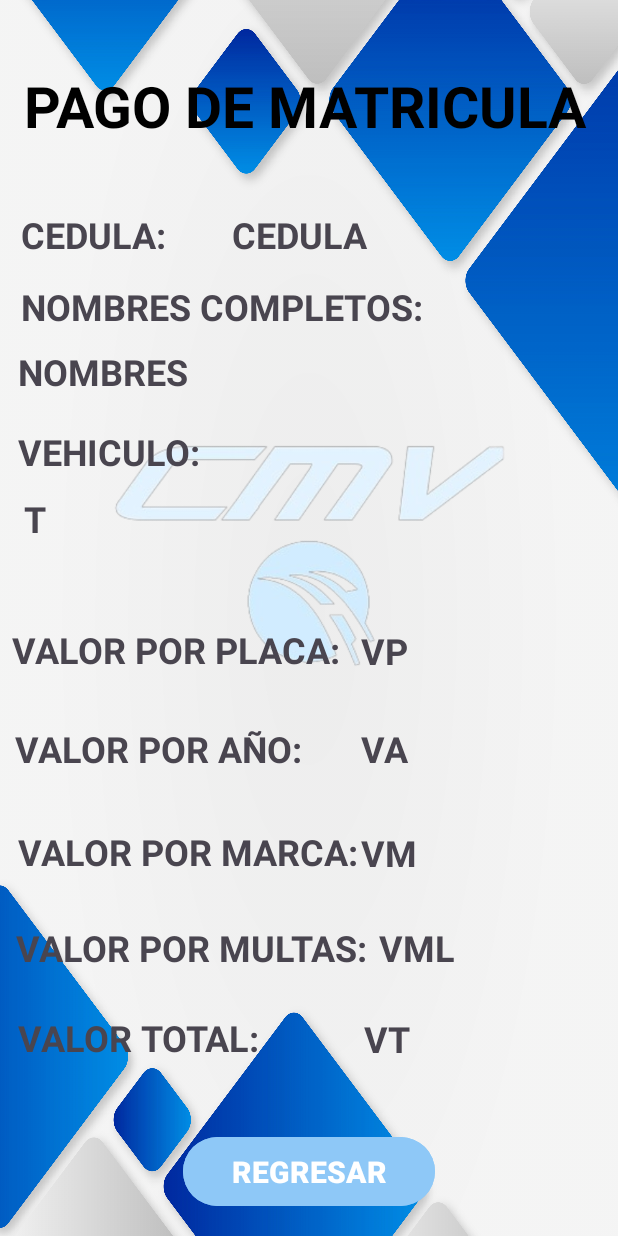
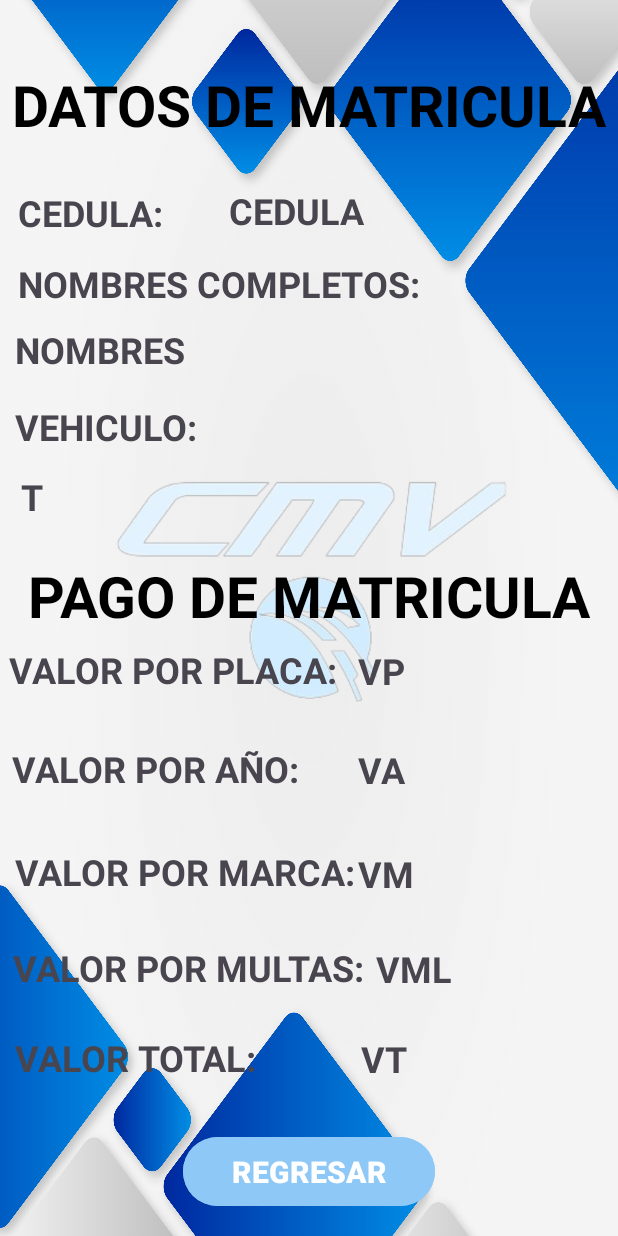
Before and after one commit to BryanEnriquez1/ExamenParcial1, an Android app: the layout activity_datos_matricula.xml on its own in the app's theme, with its tools: preview values and no code run, on a phone screen of 412 x 824 dp. Run offline under Robolectric (Android 15) with nearby library versions, the phone set to English and light mode, and no system bars.

Commit message:
EDICION DEL ESTILO

```diff
--- a/app/src/main/res/layout/activity_datos_matricula.xml
+++ b/app/src/main/res/layout/activity_datos_matricula.xml
@@ -11,9 +11,9 @@
         android:id="@+id/imageView"
         android:layout_width="408dp"
         android:layout_height="359dp"
-        android:layout_marginTop="204dp"
+        android:layout_marginTop="228dp"
         app:layout_constraintEnd_toEndOf="parent"
-        app:layout_constraintHorizontal_bias="0.333"
+        app:layout_constraintHorizontal_bias="0.666"
         app:layout_constraintStart_toStartOf="parent"
         app:layout_constraintTop_toTopOf="parent"
         app:srcCompat="@drawable/logo_cmv_removebg_preview" />
@@ -41,18 +41,162 @@
         android:textStyle="bold"
         app:layout_constraintBottom_toBottomOf="parent"
         app:layout_constraintEnd_toEndOf="parent"
-        app:layout_constraintHorizontal_bias="0.983"
+        app:layout_constraintHorizontal_bias="0.975"
         app:layout_constraintStart_toStartOf="parent"
         app:layout_constraintTop_toTopOf="parent"
-        app:layout_constraintVertical_bias="0.86"
+        app:layout_constraintVertical_bias="0.877"
         tools:text="VT" />
 
     <TextView
+        android:id="@+id/tvValorPlaca"
+        android:layout_width="165dp"
+        android:layout_height="38dp"
+        android:backgroundTint="@color/black"
+        android:textAlignment="viewStart"
+        android:textSize="24sp"
+        android:textStyle="bold"
+        app:layout_constraintBottom_toBottomOf="parent"
+        app:layout_constraintEnd_toEndOf="parent"
+        app:layout_constraintHorizontal_bias="0.967"
+        app:layout_constraintStart_toStartOf="parent"
+        app:layout_constraintTop_toTopOf="parent"
+        app:layout_constraintVertical_bias="0.548"
+        tools:text="VP" />
+
+    <TextView
+        android:id="@+id/textView14"
+        android:layout_width="228dp"
+        android:layout_height="35dp"
+        android:backgroundTint="@color/black"
+        android:text="VALOR POR PLACA:"
+        android:textAlignment="viewStart"
+        android:textSize="24sp"
+        android:textStyle="bold"
+        app:layout_constraintBottom_toBottomOf="parent"
+        app:layout_constraintEnd_toEndOf="parent"
+        app:layout_constraintHorizontal_bias="0.032"
+        app:layout_constraintStart_toStartOf="parent"
+        app:layout_constraintTop_toTopOf="parent"
+        app:layout_constraintVertical_bias="0.545" />
+
+    <TextView
+        android:id="@+id/textView18"
+        android:layout_width="228dp"
+        android:layout_height="35dp"
+        android:backgroundTint="@color/black"
+        android:text="VALOR POR AÑO:"
+        android:textAlignment="viewStart"
+        android:textSize="24sp"
+        android:textStyle="bold"
+        app:layout_constraintBottom_toBottomOf="parent"
+        app:layout_constraintEnd_toEndOf="parent"
+        app:layout_constraintHorizontal_bias="0.043"
+        app:layout_constraintStart_toStartOf="parent"
+        app:layout_constraintTop_toTopOf="parent"
+        app:layout_constraintVertical_bias="0.629" />
+
+    <TextView
+        android:id="@+id/textView19"
+        android:layout_width="228dp"
+        android:layout_height="35dp"
+        android:backgroundTint="@color/black"
+        android:text="VALOR TOTAL:"
+        android:textAlignment="viewStart"
+        android:textSize="24sp"
+        android:textStyle="bold"
+        app:layout_constraintBottom_toBottomOf="parent"
+        app:layout_constraintEnd_toEndOf="parent"
+        app:layout_constraintHorizontal_bias="0.054"
+        app:layout_constraintStart_toStartOf="parent"
+        app:layout_constraintTop_toTopOf="parent"
+        app:layout_constraintVertical_bias="0.873" />
+
+    <TextView
+        android:id="@+id/tvValorMultas"
+        android:layout_width="153dp"
+        android:layout_height="40dp"
+        android:backgroundTint="@color/black"
+        android:textAlignment="viewStart"
+        android:textSize="24sp"
+        android:textStyle="bold"
+        app:layout_constraintBottom_toBottomOf="parent"
+        app:layout_constraintEnd_toEndOf="parent"
+        app:layout_constraintHorizontal_bias="0.968"
+        app:layout_constraintStart_toStartOf="parent"
+        app:layout_constraintTop_toTopOf="parent"
+        app:layout_constraintVertical_bias="0.803"
+        tools:text="VML" />
+
+    <TextView
+        android:id="@+id/textView17"
+        android:layout_width="228dp"
+        android:layout_height="35dp"
+        android:backgroundTint="@color/black"
+        android:text="VALOR POR MARCA:"
+        android:textAlignment="viewStart"
+        android:textSize="24sp"
+        android:textStyle="bold"
+        app:layout_constraintBottom_toBottomOf="parent"
+        app:layout_constraintEnd_toEndOf="parent"
+        app:layout_constraintHorizontal_bias="0.054"
+        app:layout_constraintStart_toStartOf="parent"
+        app:layout_constraintTop_toTopOf="parent"
+        app:layout_constraintVertical_bias="0.716" />
+
+    <TextView
+        android:id="@+id/tvValorAnio"
+        android:layout_width="165dp"
+        android:layout_height="38dp"
+        android:backgroundTint="@color/black"
+        android:textAlignment="viewStart"
+        android:textSize="24sp"
+        android:textStyle="bold"
+        app:layout_constraintBottom_toBottomOf="parent"
+        app:layout_constraintEnd_toEndOf="parent"
+        app:layout_constraintHorizontal_bias="0.967"
+        app:layout_constraintStart_toStartOf="parent"
+        app:layout_constraintTop_toTopOf="parent"
+        app:layout_constraintVertical_bias="0.632"
+        tools:text="VA" />
+
+    <TextView
+        android:id="@+id/tvValorMarca"
+        android:layout_width="165dp"
+        android:layout_height="38dp"
+        android:backgroundTint="@color/black"
+        android:textAlignment="viewStart"
+        android:textSize="24sp"
+        android:textStyle="bold"
+        app:layout_constraintBottom_toBottomOf="parent"
+        app:layout_constraintEnd_toEndOf="parent"
+        app:layout_constraintHorizontal_bias="0.967"
+        app:layout_constraintStart_toStartOf="parent"
+        app:layout_constraintTop_toTopOf="parent"
+        app:layout_constraintVertical_bias="0.72"
+        tools:text="VM" />
+
+    <TextView
+        android:id="@+id/textView16"
+        android:layout_width="236dp"
+        android:layout_height="37dp"
+        android:backgroundTint="@color/black"
+        android:text="VALOR POR MULTAS:"
+        android:textAlignment="viewStart"
+        android:textSize="24sp"
+        android:textStyle="bold"
+        app:layout_constraintBottom_toBottomOf="parent"
+        app:layout_constraintEnd_toEndOf="parent"
+        app:layout_constraintHorizontal_bias="0.051"
+        app:layout_constraintStart_toStartOf="parent"
+        app:layout_constraintTop_toTopOf="parent"
+        app:layout_constraintVertical_bias="0.799" />
+
+    <TextView
         android:id="@+id/textView12"
-        android:layout_width="383dp"
-        android:layout_height="53dp"
+        android:layout_width="407dp"
+        android:layout_height="60dp"
         android:backgroundTint="@color/black"
-        android:text="PAGO DE MATRICULA"
+        android:text="DATOS DE MATRICULA"
         android:textAlignment="center"
         android:textColor="@color/black"
         android:textSize="38sp"
@@ -65,20 +209,52 @@
         app:layout_constraintVertical_bias="0.058" />
 
     <TextView
-        android:id="@+id/tvCedula"
-        android:layout_width="241dp"
-        android:layout_height="33dp"
+        android:id="@+id/textView21"
+        android:layout_width="383dp"
+        android:layout_height="53dp"
+        android:backgroundTint="@color/black"
+        android:text="PAGO DE MATRICULA"
+        android:textAlignment="center"
+        android:textColor="@color/black"
+        android:textSize="38sp"
+        android:textStyle="bold"
+        app:layout_constraintBottom_toBottomOf="parent"
+        app:layout_constraintEnd_toEndOf="parent"
+        app:layout_constraintStart_toStartOf="parent"
+        app:layout_constraintTop_toTopOf="parent"
+        app:layout_constraintVertical_bias="0.482" />
+
+    <TextView
+        android:id="@+id/tvTipo"
+        android:layout_width="377dp"
+        android:layout_height="35dp"
         android:backgroundTint="@color/black"
         android:textAlignment="viewStart"
         android:textSize="24sp"
         android:textStyle="bold"
         app:layout_constraintBottom_toBottomOf="parent"
         app:layout_constraintEnd_toEndOf="parent"
-        app:layout_constraintHorizontal_bias="0.905"
+        app:layout_constraintHorizontal_bias="0.411"
         app:layout_constraintStart_toStartOf="parent"
         app:layout_constraintTop_toTopOf="parent"
-        app:layout_constraintVertical_bias="0.177"
-        tools:text="CEDULA" />
+        app:layout_constraintVertical_bias="0.399"
+        tools:text="T" />
+
+    <TextView
+        android:id="@+id/tvNombres"
+        android:layout_width="381dp"
+        android:layout_height="40dp"
+        android:backgroundTint="@color/black"
+        android:textAlignment="viewStart"
+        android:textSize="24sp"
+        android:textStyle="bold"
+        app:layout_constraintBottom_toBottomOf="parent"
+        app:layout_constraintEnd_toEndOf="parent"
+        app:layout_constraintHorizontal_bias="0.333"
+        app:layout_constraintStart_toStartOf="parent"
+        app:layout_constraintTop_toTopOf="parent"
+        app:layout_constraintVertical_bias="0.276"
+        tools:text="NOMBRES" />
 
     <TextView
         android:id="@+id/textView20"
@@ -91,10 +267,26 @@
         android:textStyle="bold"
         app:layout_constraintBottom_toBottomOf="parent"
         app:layout_constraintEnd_toEndOf="parent"
-        app:layout_constraintHorizontal_bias="0.05"
+        app:layout_constraintHorizontal_bias="0.042"
         app:layout_constraintStart_toStartOf="parent"
         app:layout_constraintTop_toTopOf="parent"
-        app:layout_constraintVertical_bias="0.177" />
+        app:layout_constraintVertical_bias="0.158" />
+
+    <TextView
+        android:id="@+id/textView13"
+        android:layout_width="288dp"
+        android:layout_height="38dp"
+        android:backgroundTint="@color/black"
+        android:text="NOMBRES COMPLETOS:"
+        android:textAlignment="viewStart"
+        android:textSize="24sp"
+        android:textStyle="bold"
+        app:layout_constraintBottom_toBottomOf="parent"
+        app:layout_constraintEnd_toEndOf="parent"
+        app:layout_constraintHorizontal_bias="0.097"
+        app:layout_constraintStart_toStartOf="parent"
+        app:layout_constraintTop_toTopOf="parent"
+        app:layout_constraintVertical_bias="0.22" />
 
     <TextView
         android:id="@+id/textView15"
@@ -107,201 +299,25 @@
         android:textStyle="bold"
         app:layout_constraintBottom_toBottomOf="parent"
         app:layout_constraintEnd_toEndOf="parent"
-        app:layout_constraintHorizontal_bias="0.046"
+        app:layout_constraintHorizontal_bias="0.039"
         app:layout_constraintStart_toStartOf="parent"
         app:layout_constraintTop_toTopOf="parent"
-        app:layout_constraintVertical_bias="0.363" />
+        app:layout_constraintVertical_bias="0.342" />
 
     <TextView
-        android:id="@+id/textView13"
-        android:layout_width="288dp"
-        android:layout_height="38dp"
-        android:backgroundTint="@color/black"
-        android:text="NOMBRES COMPLETOS:"
-        android:textAlignment="viewStart"
-        android:textSize="24sp"
-        android:textStyle="bold"
-        app:layout_constraintBottom_toBottomOf="parent"
-        app:layout_constraintEnd_toEndOf="parent"
-        app:layout_constraintHorizontal_bias="0.113"
-        app:layout_constraintStart_toStartOf="parent"
-        app:layout_constraintTop_toTopOf="parent"
-        app:layout_constraintVertical_bias="0.239" />
-
-    <TextView
-        android:id="@+id/tvTipo"
-        android:layout_width="377dp"
-        android:layout_height="35dp"
+        android:id="@+id/tvCedula"
+        android:layout_width="241dp"
+        android:layout_height="33dp"
         android:backgroundTint="@color/black"
         android:textAlignment="viewStart"
         android:textSize="24sp"
         android:textStyle="bold"
         app:layout_constraintBottom_toBottomOf="parent"
         app:layout_constraintEnd_toEndOf="parent"
-        app:layout_constraintHorizontal_bias="0.47"
+        app:layout_constraintHorizontal_bias="0.894"
         app:layout_constraintStart_toStartOf="parent"
         app:layout_constraintTop_toTopOf="parent"
-        app:layout_constraintVertical_bias="0.418"
-        tools:text="T" />
-
-    <TextView
-        android:id="@+id/tvNombres"
-        android:layout_width="381dp"
-        android:layout_height="40dp"
-        android:backgroundTint="@color/black"
-        android:textAlignment="viewStart"
-        android:textSize="24sp"
-        android:textStyle="bold"
-        app:layout_constraintBottom_toBottomOf="parent"
-        app:layout_constraintEnd_toEndOf="parent"
-        app:layout_constraintHorizontal_bias="0.4"
-        app:layout_constraintStart_toStartOf="parent"
-        app:layout_constraintTop_toTopOf="parent"
-        app:layout_constraintVertical_bias="0.295"
-        tools:text="NOMBRES" />
-
-    <TextView
-        android:id="@+id/tvValorPlaca"
-        android:layout_width="165dp"
-        android:layout_height="38dp"
-        android:textAlignment="viewStart"
-        android:textSize="24sp"
-        android:textStyle="bold"
-        app:layout_constraintBottom_toBottomOf="parent"
-        app:layout_constraintEnd_toEndOf="parent"
-        app:layout_constraintHorizontal_bias="0.975"
-        app:layout_constraintStart_toStartOf="parent"
-        app:layout_constraintTop_toTopOf="parent"
-        app:layout_constraintVertical_bias="0.531"
-        tools:text="VP"
-        android:backgroundTint="@color/black" />
-
-    <TextView
-        android:id="@+id/textView14"
-        android:layout_width="228dp"
-        android:layout_height="35dp"
-        android:backgroundTint="@color/black"
-        android:text="VALOR POR PLACA:"
-        android:textAlignment="viewStart"
-        android:textSize="24sp"
-        android:textStyle="bold"
-        app:layout_constraintBottom_toBottomOf="parent"
-        app:layout_constraintEnd_toEndOf="parent"
-        app:layout_constraintHorizontal_bias="0.043"
-        app:layout_constraintStart_toStartOf="parent"
-        app:layout_constraintTop_toTopOf="parent"
-        app:layout_constraintVertical_bias="0.528" />
-
-    <TextView
-        android:id="@+id/tvValorAnio"
-        android:layout_width="165dp"
-        android:layout_height="38dp"
-        android:backgroundTint="@color/black"
-        android:textAlignment="viewStart"
-        android:textSize="24sp"
-        android:textStyle="bold"
-        app:layout_constraintBottom_toBottomOf="parent"
-        app:layout_constraintEnd_toEndOf="parent"
-        app:layout_constraintHorizontal_bias="0.975"
-        app:layout_constraintStart_toStartOf="parent"
-        app:layout_constraintTop_toTopOf="parent"
-        app:layout_constraintVertical_bias="0.614"
-        tools:text="VA" />
-
-    <TextView
-        android:id="@+id/textView16"
-        android:layout_width="236dp"
-        android:layout_height="37dp"
-        android:backgroundTint="@color/black"
-        android:text="VALOR POR MULTAS:"
-        android:textAlignment="viewStart"
-        android:textSize="24sp"
-        android:textStyle="bold"
-        app:layout_constraintBottom_toBottomOf="parent"
-        app:layout_constraintEnd_toEndOf="parent"
-        app:layout_constraintHorizontal_bias="0.062"
-        app:layout_constraintStart_toStartOf="parent"
-        app:layout_constraintTop_toTopOf="parent"
-        app:layout_constraintVertical_bias="0.782" />
-
-    <TextView
-        android:id="@+id/textView17"
-        android:layout_width="228dp"
-        android:layout_height="35dp"
-        android:backgroundTint="@color/black"
-        android:text="VALOR POR MARCA:"
-        android:textAlignment="viewStart"
-        android:textSize="24sp"
-        android:textStyle="bold"
-        app:layout_constraintBottom_toBottomOf="parent"
-        app:layout_constraintEnd_toEndOf="parent"
-        app:layout_constraintHorizontal_bias="0.065"
-        app:layout_constraintStart_toStartOf="parent"
-        app:layout_constraintTop_toTopOf="parent"
-        app:layout_constraintVertical_bias="0.699" />
-
-    <TextView
-        android:id="@+id/textView18"
-        android:layout_width="228dp"
-        android:layout_height="35dp"
-        android:backgroundTint="@color/black"
-        android:text="VALOR POR AÑO:"
-        android:textAlignment="viewStart"
-        android:textSize="24sp"
-        android:textStyle="bold"
-        app:layout_constraintBottom_toBottomOf="parent"
-        app:layout_constraintEnd_toEndOf="parent"
-        app:layout_constraintHorizontal_bias="0.054"
-        app:layout_constraintStart_toStartOf="parent"
-        app:layout_constraintTop_toTopOf="parent"
-        app:layout_constraintVertical_bias="0.612" />
-
-    <TextView
-        android:id="@+id/tvValorMultas"
-        android:layout_width="153dp"
-        android:layout_height="40dp"
-        android:backgroundTint="@color/black"
-        android:textAlignment="viewStart"
-        android:textSize="24sp"
-        android:textStyle="bold"
-        app:layout_constraintBottom_toBottomOf="parent"
-        app:layout_constraintEnd_toEndOf="parent"
-        app:layout_constraintHorizontal_bias="0.976"
-        app:layout_constraintStart_toStartOf="parent"
-        app:layout_constraintTop_toTopOf="parent"
-        app:layout_constraintVertical_bias="0.785"
-        tools:text="VML" />
-
-    <TextView
-        android:id="@+id/textView19"
-        android:layout_width="228dp"
-        android:layout_height="35dp"
-        android:backgroundTint="@color/black"
-        android:text="VALOR TOTAL:"
-        android:textAlignment="viewStart"
-        android:textSize="24sp"
-        android:textStyle="bold"
-        app:layout_constraintBottom_toBottomOf="parent"
-        app:layout_constraintEnd_toEndOf="parent"
-        app:layout_constraintHorizontal_bias="0.065"
-        app:layout_constraintStart_toStartOf="parent"
-        app:layout_constraintTop_toTopOf="parent"
-        app:layout_constraintVertical_bias="0.856" />
-
-    <TextView
-        android:id="@+id/tvValorMarca"
-        android:layout_width="165dp"
-        android:layout_height="38dp"
-        android:backgroundTint="@color/black"
-        android:textAlignment="viewStart"
-        android:textSize="24sp"
-        android:textStyle="bold"
-        app:layout_constraintBottom_toBottomOf="parent"
-        app:layout_constraintEnd_toEndOf="parent"
-        app:layout_constraintHorizontal_bias="0.975"
-        app:layout_constraintStart_toStartOf="parent"
-        app:layout_constraintTop_toTopOf="parent"
-        app:layout_constraintVertical_bias="0.702"
-        tools:text="VM" />
+        app:layout_constraintVertical_bias="0.157"
+        tools:text="CEDULA" />
 
 </androidx.constraintlayout.widget.ConstraintLayout>
```
